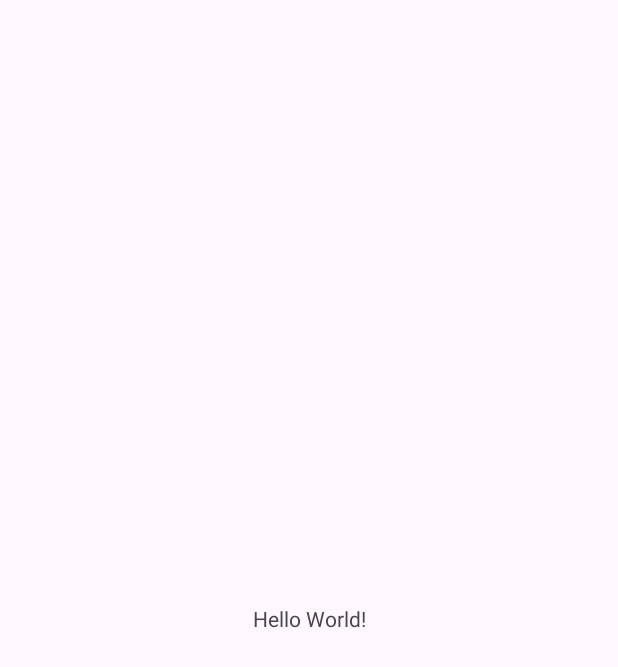
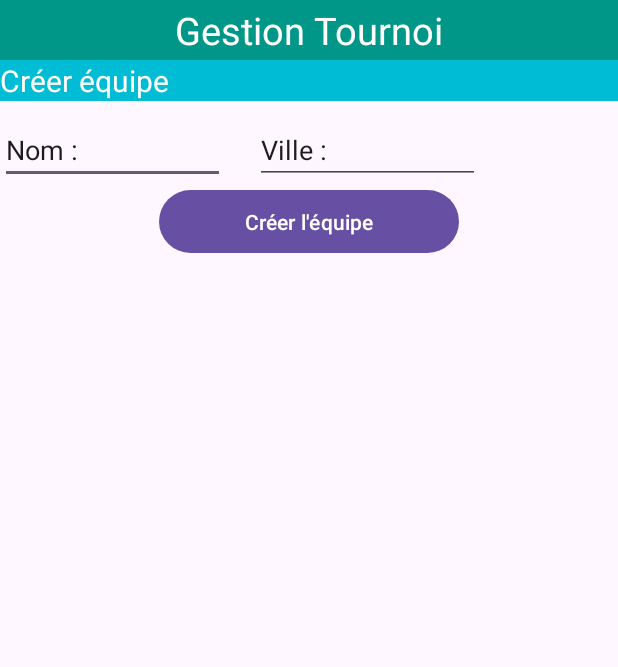
Before and after one commit to shisui74/GestionTournoi, an Android app: the screen it shows after launch (MainActivity), on a phone screen of 412 x 824 dp. Before the commit the part shown is almost empty. Shown: the top 667 px of the screen. Run offline under Robolectric (Android 15) with nearby library versions, the phone set to English and light mode, and no system bars.

Commit message:
Créer équipe

```diff
--- a/app/src/main/res/layout/activity_main.xml
+++ b/app/src/main/res/layout/activity_main.xml
@@ -1,19 +1,81 @@
-<?xml version="1.0" encoding="utf-8"?>
-<androidx.constraintlayout.widget.ConstraintLayout xmlns:android="http://schemas.android.com/apk/res/android"
+<LinearLayout xmlns:android="http://schemas.android.com/apk/res/android"
     xmlns:app="http://schemas.android.com/apk/res-auto"
     xmlns:tools="http://schemas.android.com/tools"
     android:id="@+id/main"
     android:layout_width="match_parent"
     android:layout_height="match_parent"
-    tools:context=".MainActivity">
+    tools:context=".MainActivity"
+    android:orientation="vertical">
+
+
 
     <TextView
+        android:id="@+id/textview_gestionTournoi"
+        android:layout_width="match_parent"
+        android:layout_height="40dp"
+        android:textSize="25sp"
+        android:background="#009688"
+        android:text="Gestion Tournoi"
+        android:gravity="center"
+        android:textColor="@color/white">
+    </TextView>
+
+
+    <TextView
+        android:id="@+id/textview_creerEquipe"
+        android:layout_width="match_parent"
+        android:layout_height="wrap_content"
+        android:background="#00BCD4"
+        android:text="Créer équipe"
+        android:textSize="20sp"
+        android:textColor="#FFFFFF">
+    </TextView>
+
+
+    <LinearLayout
         android:layout_width="wrap_content"
         android:layout_height="wrap_content"
-        android:text="Hello World!"
-        app:layout_constraintBottom_toBottomOf="parent"
-        app:layout_constraintEnd_toEndOf="parent"
-        app:layout_constraintStart_toStartOf="parent"
-        app:layout_constraintTop_toTopOf="parent" />
+        android:layout_gravity="center"
+        android:layout_marginTop="10dp"
+        android:orientation="horizontal">
 
-</androidx.constraintlayout.widget.ConstraintLayout>
+
+    </LinearLayout>
+
+    <LinearLayout
+        android:layout_width="match_parent"
+        android:layout_height="wrap_content"
+        android:orientation="horizontal"
+        android:layout_gravity="center">
+
+        <EditText
+            android:id="@+id/moins"
+            android:layout_width="150dp"
+            android:layout_height="wrap_content"
+            android:text="Nom : "></EditText>
+
+
+
+        <EditText
+            android:id="@+id/zero"
+            android:layout_width="150dp"
+            android:layout_height="wrap_content"
+            android:text="Ville : "
+            android:layout_gravity="center"
+            android:layout_marginLeft="20sp">
+        </EditText>
+
+
+
+    </LinearLayout>
+
+    <Button
+        android:id="@+id/buttonAddTeam"
+        android:layout_width="200dp"
+        android:layout_height="50dp"
+        android:text="Créer l'équipe"
+        android:layout_gravity="center"/>
+
+
+
+</LinearLayout>
```
